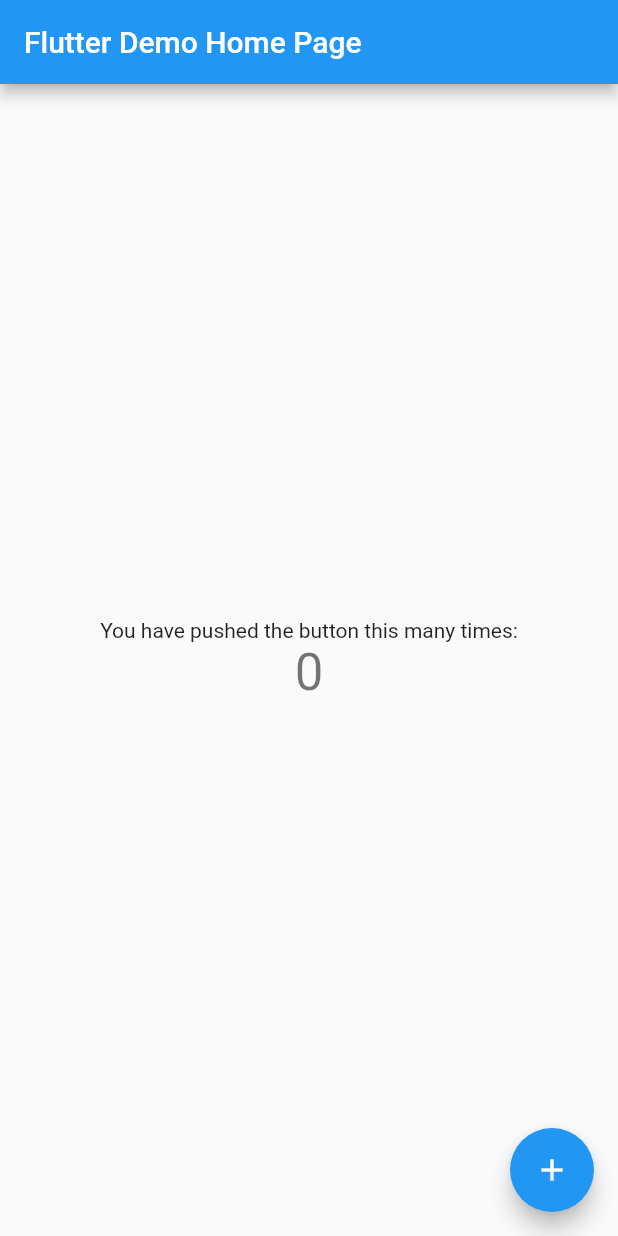
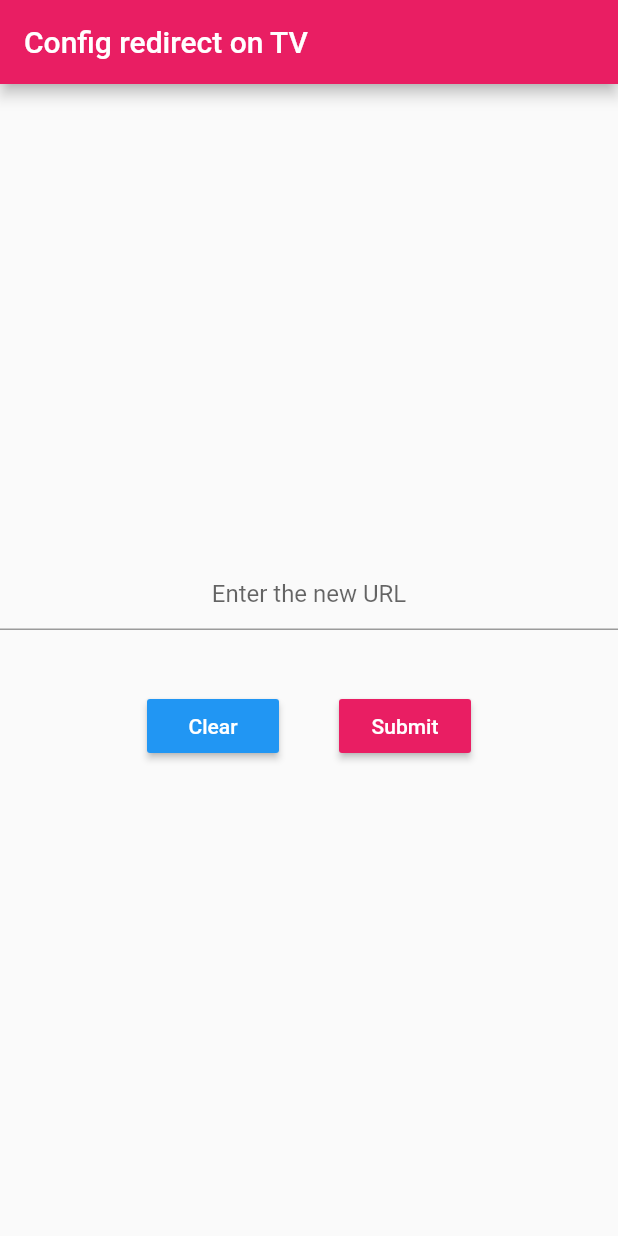
Before and after one commit to elvisun/dynamic-redirect, a Flutter app: the screen it shows after launch, on a phone screen of 412 x 824 dp. Run offline on Flutter 3.47's test engine with Material 2 defaults, Android fonts, the phone set to English and light mode, and no system bars.

Commit message:
Flutter app style changes

```diff
--- a/flutter/dynamic_redirect_config/lib/main.dart
+++ b/flutter/dynamic_redirect_config/lib/main.dart
@@ -7,35 +7,17 @@
   @override
   Widget build(BuildContext context) {
     return MaterialApp(
-      title: 'Flutter Demo',
+      title: 'Redirect config',
       theme: ThemeData(
-        // This is the theme of your application.
-        //
-        // Try running your application with "flutter run". You'll see the
-        // application has a blue toolbar. Then, without quitting the app, try
-        // changing the primarySwatch below to Colors.green and then invoke
-        // "hot reload" (press "r" in the console where you ran "flutter run",
-        // or simply save your changes to "hot reload" in a Flutter IDE).
-        // Notice that the counter didn't reset back to zero; the application
-        // is not restarted.
-        primarySwatch: Colors.blue,
+        primarySwatch: Colors.pink,
       ),
-      home: MyHomePage(title: 'Flutter Demo Home Page'),
+      home: MyHomePage(title: 'Config redirect on TV'),
     );
   }
 }
 
 class MyHomePage extends StatefulWidget {
   MyHomePage({Key key, this.title}) : super(key: key);
-
-  // This widget is the home page of your application. It is stateful, meaning
-  // that it has a State object (defined below) that contains fields that affect
-  // how it looks.
-
-  // This class is the configuration for the state. It holds the values (in this
-  // case the title) provided by the parent (in this case the App widget) and
-  // used by the build method of the State. Fields in a Widget subclass are
-  // always marked "final".
 
   final String title;
 
@@ -59,53 +41,56 @@
 
   @override
   Widget build(BuildContext context) {
-    // This method is rerun every time setState is called, for instance as done
-    // by the _incrementCounter method above.
-    //
-    // The Flutter framework has been optimized to make rerunning build methods
-    // fast, so that you can just rebuild anything that needs updating rather
-    // than having to individually change instances of widgets.
+
+    TextEditingController controller = TextEditingController();
+
+    void _clear() {
+      controller.clear();
+    }
+
+    void _submit() {
+
+    }
+
     return Scaffold(
       appBar: AppBar(
-        // Here we take the value from the MyHomePage object that was created by
-        // the App.build method, and use it to set our appbar title.
         title: Text(widget.title),
       ),
       body: Center(
-        // Center is a layout widget. It takes a single child and positions it
-        // in the middle of the parent.
         child: Column(
-          // Column is also layout widget. It takes a list of children and
-          // arranges them vertically. By default, it sizes itself to fit its
-          // children horizontally, and tries to be as tall as its parent.
-          //
-          // Invoke "debug painting" (press "p" in the console, choose the
-          // "Toggle Debug Paint" action from the Flutter Inspector in Android
-          // Studio, or the "Toggle Debug Paint" command in Visual Studio Code)
-          // to see the wireframe for each widget.
-          //
-          // Column has various properties to control how it sizes itself and
-          // how it positions its children. Here we use mainAxisAlignment to
-          // center the children vertically; the main axis here is the vertical
-          // axis because Columns are vertical (the cross axis would be
-          // horizontal).
           mainAxisAlignment: MainAxisAlignment.center,
           children: <Widget>[
-            Text(
-              'You have pushed the button this many times:',
+            TextField(
+              decoration: InputDecoration(hintText: 'Enter the new URL'),
+              textAlign: TextAlign.center,
+              controller: controller,
             ),
-            Text(
-              '$_counter',
-              style: Theme.of(context).textTheme.display1,
+            Padding(
+              padding: const EdgeInsets.all(20),
             ),
+            Row(
+              mainAxisAlignment: MainAxisAlignment.center,
+              children: <Widget>[
+                RaisedButton(
+                  onPressed: _clear,
+                  textColor: Colors.white,
+                  color: Colors.blue,
+                  child: Text('Clear'),
+                ),
+                Padding(
+                  padding: const EdgeInsets.all(20),
+                ),
+                RaisedButton(
+                  onPressed: _submit,
+                  textColor: Colors.white,
+                  color: Colors.pink,
+                  child: Text('Submit'),
+                ),
+              ],
+            )
           ],
         ),
       ),
-      floatingActionButton: FloatingActionButton(
-        onPressed: _incrementCounter,
-        tooltip: 'Increment',
-        child: Icon(Icons.add),
-      ), // This trailing comma makes auto-formatting nicer for build methods.
     );
   }
 }
```
Also changed, not shown: 1 other file.
